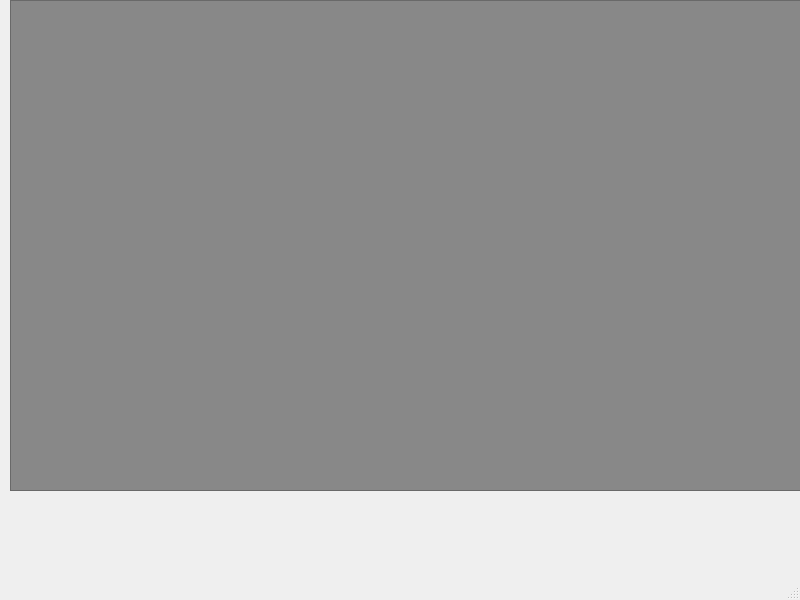
Above: juego/mainwindow.ui from David8823/Final-Info-2 before the change. Below: the same form after it.
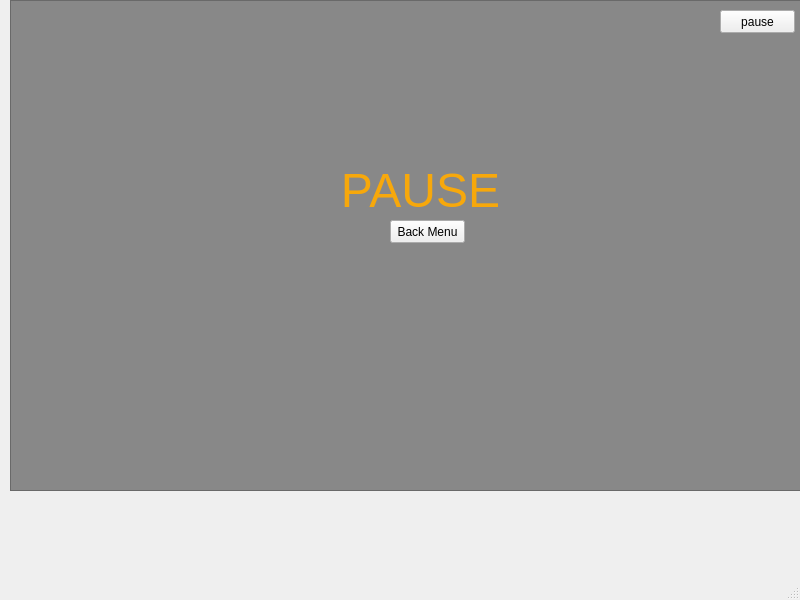
That is the form after the change.

```diff
--- a/juego/mainwindow.ui
+++ b/juego/mainwindow.ui
@@ -28,6 +28,45 @@
 background-color: rgb(136, 136, 136);</string>
     </property>
    </widget>
+   <widget class="QPushButton" name="Back_Menu">
+    <property name="geometry">
+     <rect>
+      <x>390</x>
+      <y>220</y>
+      <width>75</width>
+      <height>23</height>
+     </rect>
+    </property>
+    <property name="text">
+     <string>Back Menu</string>
+    </property>
+   </widget>
+   <widget class="QPushButton" name="pause">
+    <property name="geometry">
+     <rect>
+      <x>720</x>
+      <y>10</y>
+      <width>75</width>
+      <height>23</height>
+     </rect>
+    </property>
+    <property name="text">
+     <string>pause</string>
+    </property>
+   </widget>
+   <widget class="QLabel" name="label">
+    <property name="geometry">
+     <rect>
+      <x>300</x>
+      <y>160</y>
+      <width>241</width>
+      <height>61</height>
+     </rect>
+    </property>
+    <property name="text">
+     <string>&lt;html&gt;&lt;head/&gt;&lt;body&gt;&lt;p align=&quot;center&quot;&gt;&lt;span style=&quot; font-size:36pt; color:#f7a80b;&quot;&gt;PAUSE&lt;/span&gt;&lt;/p&gt;&lt;/body&gt;&lt;/html&gt;</string>
+    </property>
+   </widget>
   </widget>
   <widget class="QMenuBar" name="menubar">
    <property name="geometry">
```
